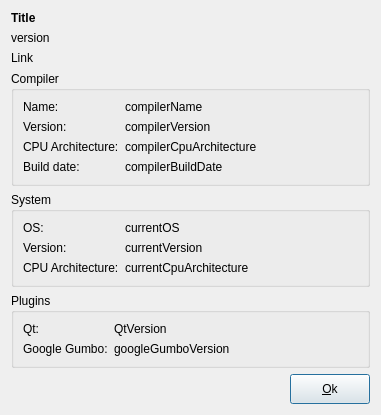
setvisible/ArrowDL, file src/dialogs/compilerdialog.ui: the form before one commit.
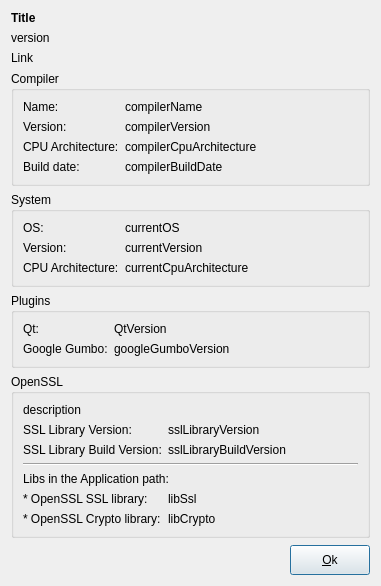
The form after the commit.

Commit message: [UI] Add Version.dll and library OpenSSL info to CompilerDialog (Windows only)

Diff of the .ui file:
```diff
--- a/src/dialogs/compilerdialog.ui
+++ b/src/dialogs/compilerdialog.ui
@@ -7,7 +7,7 @@
     <x>0</x>
     <y>0</y>
     <width>381</width>
-    <height>385</height>
+    <height>586</height>
    </rect>
   </property>
   <property name="windowTitle">
@@ -204,6 +204,101 @@
      </layout>
     </widget>
    </item>
+   <item>
+    <widget class="QGroupBox" name="groupBox_4">
+     <property name="title">
+      <string>OpenSSL</string>
+     </property>
+     <layout class="QFormLayout" name="formLayout_4">
+      <item row="3" column="0">
+       <widget class="QLabel" name="label_8">
+        <property name="text">
+         <string>SSL Library Build Version:</string>
+        </property>
+       </widget>
+      </item>
+      <item row="3" column="1">
+       <widget class="QLabel" name="sslLibraryBuildVersion">
+        <property name="text">
+         <string>sslLibraryBuildVersion</string>
+        </property>
+       </widget>
+      </item>
+      <item row="2" column="0">
+       <widget class="QLabel" name="label_11">
+        <property name="text">
+         <string>SSL Library Version:</string>
+        </property>
+       </widget>
+      </item>
+      <item row="2" column="1">
+       <widget class="QLabel" name="sslLibraryVersion">
+        <property name="text">
+         <string>sslLibraryVersion</string>
+        </property>
+       </widget>
+      </item>
+      <item row="1" column="0" colspan="2">
+       <widget class="QLabel" name="description">
+        <property name="text">
+         <string>description</string>
+        </property>
+        <property name="wordWrap">
+         <bool>true</bool>
+        </property>
+       </widget>
+      </item>
+      <item row="6" column="0">
+       <widget class="QLabel" name="label_12">
+        <property name="text">
+         <string>* OpenSSL SSL library:</string>
+        </property>
+       </widget>
+      </item>
+      <item row="7" column="0">
+       <widget class="QLabel" name="label_13">
+        <property name="text">
+         <string>* OpenSSL Crypto library:</string>
+        </property>
+       </widget>
+      </item>
+      <item row="6" column="1">
+       <widget class="QLabel" name="libSsl">
+        <property name="text">
+         <string>libSsl</string>
+        </property>
+       </widget>
+      </item>
+      <item row="7" column="1">
+       <widget class="QLabel" name="libCrypto">
+        <property name="text">
+         <string>libCrypto</string>
+        </property>
+       </widget>
+      </item>
+      <item row="4" column="0" colspan="2">
+       <widget class="Line" name="line">
+        <property name="sizePolicy">
+         <sizepolicy hsizetype="Expanding" vsizetype="Fixed">
+          <horstretch>0</horstretch>
+          <verstretch>0</verstretch>
+         </sizepolicy>
+        </property>
+        <property name="orientation">
+         <enum>Qt::Horizontal</enum>
+        </property>
+       </widget>
+      </item>
+      <item row="5" column="0" colspan="2">
+       <widget class="QLabel" name="label_14">
+        <property name="text">
+         <string>Libs in the Application path:</string>
+        </property>
+       </widget>
+      </item>
+     </layout>
+    </widget>
+   </item>
    <item>
     <spacer name="verticalSpacer">
      <property name="orientation">
```
The commit also changes 4 other files.
